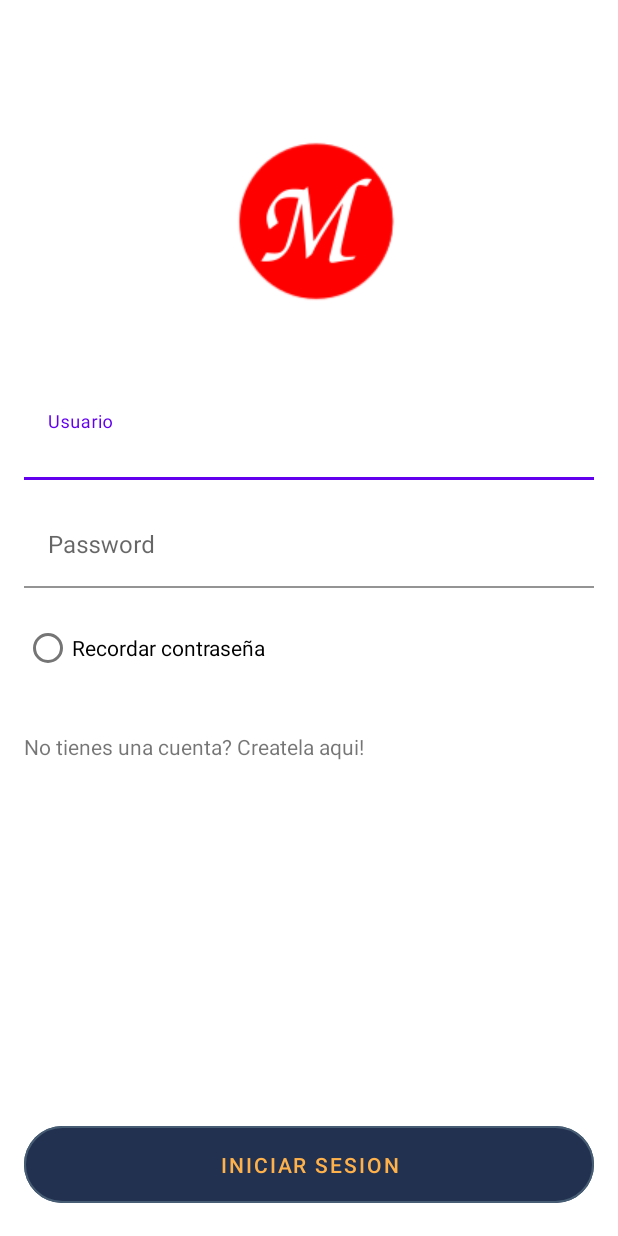
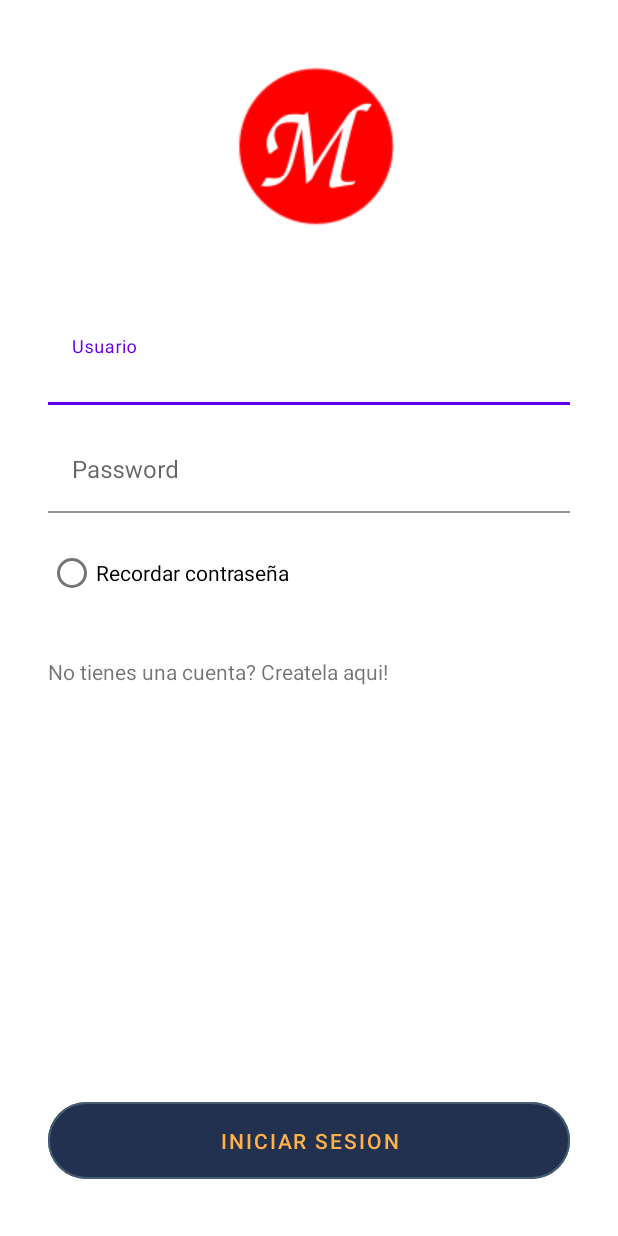
Before and after one commit to ultral70/MitYoAl, an Android app: the layout activity_login.xml on its own in the app's theme, with its tools: preview values and no code run, on a phone screen of 412 x 824 dp. Run offline under Robolectric (Android 15) with nearby library versions, the phone set to English and light mode, and no system bars.

Commit message:
Arreglados los problemas tras el merge

```diff
--- a/app/src/main/java/com/jorjaimalex/mityoal/SplashActivity.java
+++ b/app/src/main/java/com/jorjaimalex/mityoal/SplashActivity.java
@@ -2,6 +2,7 @@ package com.jorjaimalex.mityoal;
 
 import androidx.appcompat.app.AppCompatActivity;
 
+import android.content.Intent;
 import android.os.Bundle;
 import android.view.animation.Animation;
 import android.view.animation.AnimationUtils;
@@ -20,5 +21,9 @@ public class SplashActivity extends AppCompatActivity {
         Animation anim = AnimationUtils.loadAnimation(this, R.anim.fade_in);
 
         img.startAnimation(anim);
+
+        Intent i = new Intent(this, LoginActivity.class);
+
+        startActivity(i);
     }
 }
--- a/app/src/main/res/layout/activity_login.xml
+++ b/app/src/main/res/layout/activity_login.xml
@@ -4,15 +4,14 @@
     xmlns:tools="http://schemas.android.com/tools"
     android:layout_width="match_parent"
     android:layout_height="match_parent"
-    android:paddingTop="50dp"
+    android:padding="@dimen/margin"
     tools:context=".LoginActivity">
-
 
     <ImageView
         android:id="@+id/logoLogin"
         android:layout_width="150dp"
         android:layout_height="150dp"
-        android:layout_marginTop="32dp"
+        android:layout_marginTop="@dimen/margin"
         android:scaleType="center"
         android:src="@drawable/logo_completo"
         app:layout_constraintEnd_toEndOf="parent"
```
Also changed, not shown: app/src/main/res/layout/activity_splash.xml (+4 -5 lines), app/src/main/res/drawable-v24/logo.PNG (deleted), app/src/main/res/drawable-v24/logo.png (deleted), gradle/wrapper/gradle-wrapper.properties.
